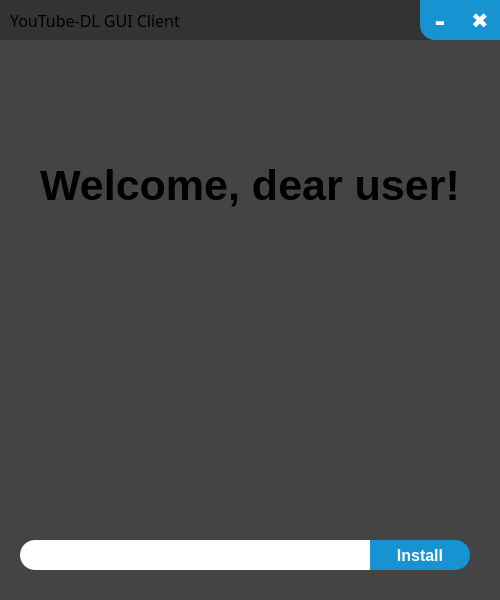
Qt form Program/app.ui (AlexCul/YouTube-DL-GUI-Client) before a commit.
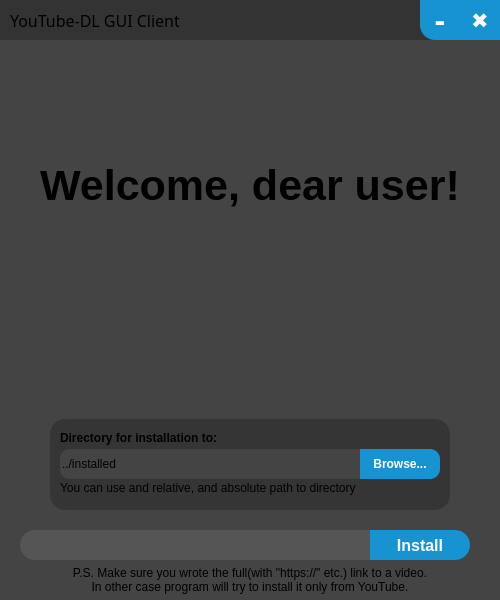
The same form after that commit.

Diff of the .ui file:
```diff
--- a/Program/app.ui
+++ b/Program/app.ui
@@ -111,7 +111,7 @@
       <string>-</string>
      </property>
     </widget>
-    <widget class="QLabel" name="label">
+    <widget class="QLabel" name="title_lbl">
      <property name="geometry">
       <rect>
        <x>10</x>
@@ -166,13 +166,14 @@
      <property name="geometry">
       <rect>
        <x>20</x>
-       <y>500</y>
+       <y>490</y>
        <width>350</width>
        <height>30</height>
       </rect>
      </property>
      <property name="styleSheet">
       <string notr="true">QLineEdit {
+	background-color: #555555;
 	border-radius: 0px;
 	border-top-left-radius: 15px;
 	border-bottom-left-radius: 15px;
@@ -183,7 +184,7 @@
      <property name="geometry">
       <rect>
        <x>370</x>
-       <y>500</y>
+       <y>490</y>
        <width>100</width>
        <height>30</height>
       </rect>
@@ -214,6 +215,125 @@
       <string>Install</string>
      </property>
     </widget>
+    <widget class="QWidget" name="preferences_wdgt" native="true">
+     <property name="geometry">
+      <rect>
+       <x>50</x>
+       <y>379</y>
+       <width>400</width>
+       <height>91</height>
+      </rect>
+     </property>
+     <property name="styleSheet">
+      <string notr="true">QWidget {
+	border-radius: 15px;
+	background-color: #353535;
+}</string>
+     </property>
+     <widget class="QLabel" name="path_to_file_lbl">
+      <property name="geometry">
+       <rect>
+        <x>10</x>
+        <y>10</y>
+        <width>180</width>
+        <height>17</height>
+       </rect>
+      </property>
+      <property name="font">
+       <font>
+        <bold>true</bold>
+       </font>
+      </property>
+      <property name="text">
+       <string>Directory for installation to:</string>
+      </property>
+     </widget>
+     <widget class="QLineEdit" name="path_to_file_ln_edit">
+      <property name="geometry">
+       <rect>
+        <x>10</x>
+        <y>30</y>
+        <width>300</width>
+        <height>30</height>
+       </rect>
+      </property>
+      <property name="styleSheet">
+       <string notr="true">QLineEdit {
+	border-radius: 10px;
+	border-top-right-radius: 0px;
+	border-bottom-right-radius: 0px;
+	background-color: #444444;
+}</string>
+      </property>
+      <property name="text">
+       <string>../installed</string>
+      </property>
+     </widget>
+     <widget class="QPushButton" name="browse_btn">
+      <property name="geometry">
+       <rect>
+        <x>310</x>
+        <y>30</y>
+        <width>80</width>
+        <height>30</height>
+       </rect>
+      </property>
+      <property name="font">
+       <font>
+        <bold>true</bold>
+       </font>
+      </property>
+      <property name="cursor">
+       <cursorShape>PointingHandCursor</cursorShape>
+      </property>
+      <property name="styleSheet">
+       <string notr="true">QPushButton {
+	background-color: #1793d1;
+	color: white;
+	border: none;
+	border-radius: 0px;
+	border-top-right-radius: 10px;
+	border-bottom-right-radius: 10px;
+}
+QPushButton:hover {
+	background-color: #146ca4;
+}</string>
+      </property>
+      <property name="text">
+       <string>Browse...</string>
+      </property>
+     </widget>
+     <widget class="QLabel" name="label">
+      <property name="geometry">
+       <rect>
+        <x>10</x>
+        <y>60</y>
+        <width>380</width>
+        <height>17</height>
+       </rect>
+      </property>
+      <property name="text">
+       <string>You can use and relative, and absolute path to directory</string>
+      </property>
+     </widget>
+    </widget>
+    <widget class="QLabel" name="note_lbl">
+     <property name="geometry">
+      <rect>
+       <x>0</x>
+       <y>520</y>
+       <width>500</width>
+       <height>40</height>
+      </rect>
+     </property>
+     <property name="text">
+      <string>P.S. Make sure you wrote the full(with &quot;https://&quot; etc.) link to a video. 
+In other case program will try to install it only from YouTube.</string>
+     </property>
+     <property name="alignment">
+      <set>Qt::AlignCenter</set>
+     </property>
+    </widget>
    </widget>
   </widget>
  </widget>
```
Left out of the diff: 2 changed lines with no effect on the pictures.
